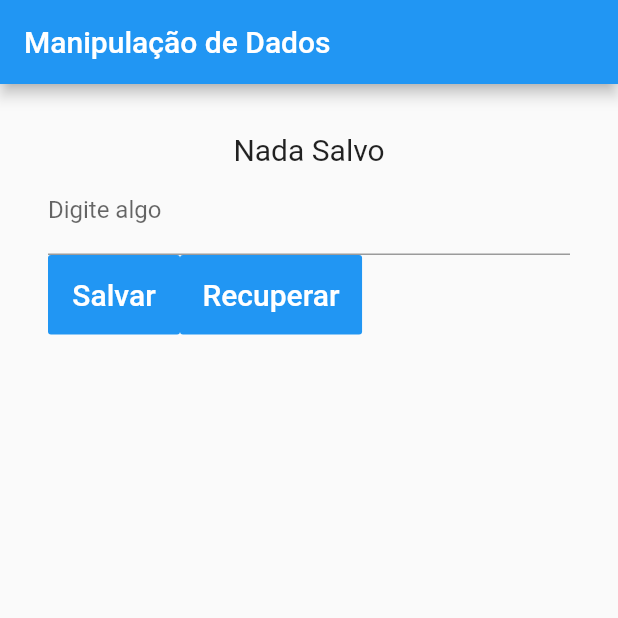
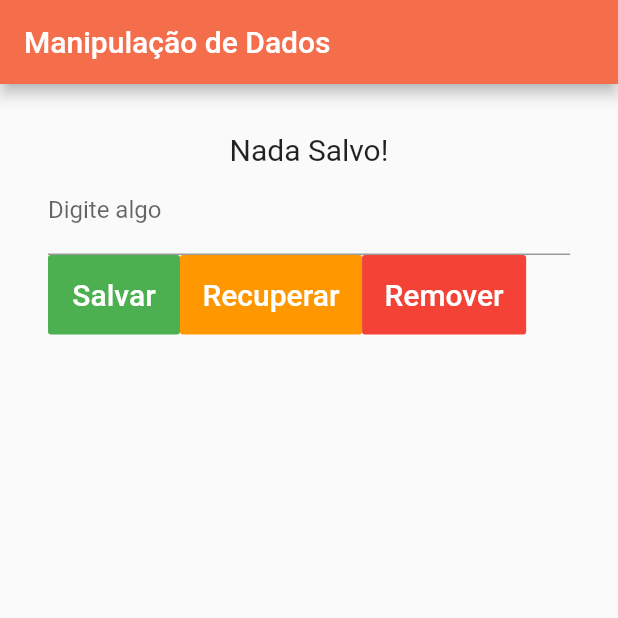
Before and after one commit to eduardotecnologo/Estudos-Flutter, a Flutter app: the screen it shows after launch, after a tap on "Salvar", on a phone screen of 412 x 824 dp, the top half of it. Run offline on Flutter 3.47's test engine with Material 2 defaults, Android fonts, the phone set to English and light mode, and no system bars; our stand-ins replace shared_preferences.

Commit message:
update all.

```diff
--- a/todolist/lib/Home.dart
+++ b/todolist/lib/Home.dart
@@ -1,24 +1,36 @@
 import 'package:flutter/material.dart';
+import 'package:shared_preferences/shared_preferences.dart';
 
 class Home extends StatefulWidget {
 
-  @override
-  _homeState createState() => _homeState();
+    @override
+    _homeState createState() => _homeState();
 }
 
 class _homeState extends State<Home> {
-TextEditingController _controllerCampo = TextEditingController();
-_salvar(){
 
-}
-_recuperar(){
+    String textoSalvo = "Nada Salvo!";
+    TextEditingController _controllerCampo = TextEditingController();
 
-}
+    _salvar() async{
+    String valorDigitado = _controllerCampo.text;
+    final prefs = await SharedPreferences.getInstance();
+    await prefs.setString("nome", valorDigitado);
+
+    print("Operação (salvar): $valorDigitado");
+  }
+    _recuperar(){
+
+  }
+    _remover(){
+
+  }
 
   @override
   Widget build(BuildContext context) {
     return Scaffold(
       appBar: AppBar(
+        backgroundColor: Color(0xfff56e4c),
         title: Text("Manipulação de Dados"),
       ),
       body: Container(
@@ -26,7 +38,7 @@ _recuperar(){
         child: Column(
           children: <Widget>[
             Text(
-              "Nada Salvo",
+              textoSalvo,
               style: TextStyle(
                 fontSize:20
               ),
@@ -41,7 +53,7 @@ _recuperar(){
             Row(
               children: <Widget>[
                 FlatButton(
-                  color: Colors.blue,
+                  color: Colors.green,
                   textColor: Colors.white,
                   padding: EdgeInsets.all(15),
                   child: Text(
@@ -53,7 +65,7 @@ _recuperar(){
                   onPressed: _salvar,
                   ),
                   FlatButton(
-                  color: Colors.blue,
+                  color: Colors.orange,
                   textColor: Colors.white,
                   padding: EdgeInsets.all(15),
                   child: Text(
@@ -63,6 +75,18 @@ _recuperar(){
                     )
                   ),
                   onPressed: _recuperar,
+                  ),
+                  FlatButton(
+                  color: Colors.red,
+                  textColor: Colors.white,
+                  padding: EdgeInsets.all(15),
+                  child: Text(
+                    "Remover",
+                    style: TextStyle(
+                      fontSize: 20
+                    )
+                  ),
+                  onPressed: _remover,
                   )
               ],
             )
--- a/todolist/pubspec.yaml
+++ b/todolist/pubspec.yaml
@@ -18,7 +18,7 @@ publish_to: 'none' # Remove this line if you wish to publish to pub.dev
 version: 1.0.0+1
 
 environment:
-  sdk: ">=2.12.0 <3.0.0"
+  sdk: '>=2.12.0 <3.0.0'
 
 # Dependencies specify other packages that your package needs in order to work.
 # To automatically upgrade your package dependencies to the latest versions
@@ -30,10 +30,10 @@ dependencies:
   flutter:
     sdk: flutter
 
-
   # The following adds the Cupertino Icons font to your application.
   # Use with the CupertinoIcons class for iOS style icons.
   cupertino_icons: ^1.0.2
+  shared_preferences: ^2.0.9
 
 dev_dependencies:
   flutter_test:
@@ -51,7 +51,6 @@ dev_dependencies:
 
 # The following section is specific to Flutter.
 flutter:
-
   # The following line ensures that the Material Icons font is
   # included with your application, so that you can use the icons in
   # the material Icons class.
```
Also changed, not shown: todolist/pubspec.lock, 7 other files.
